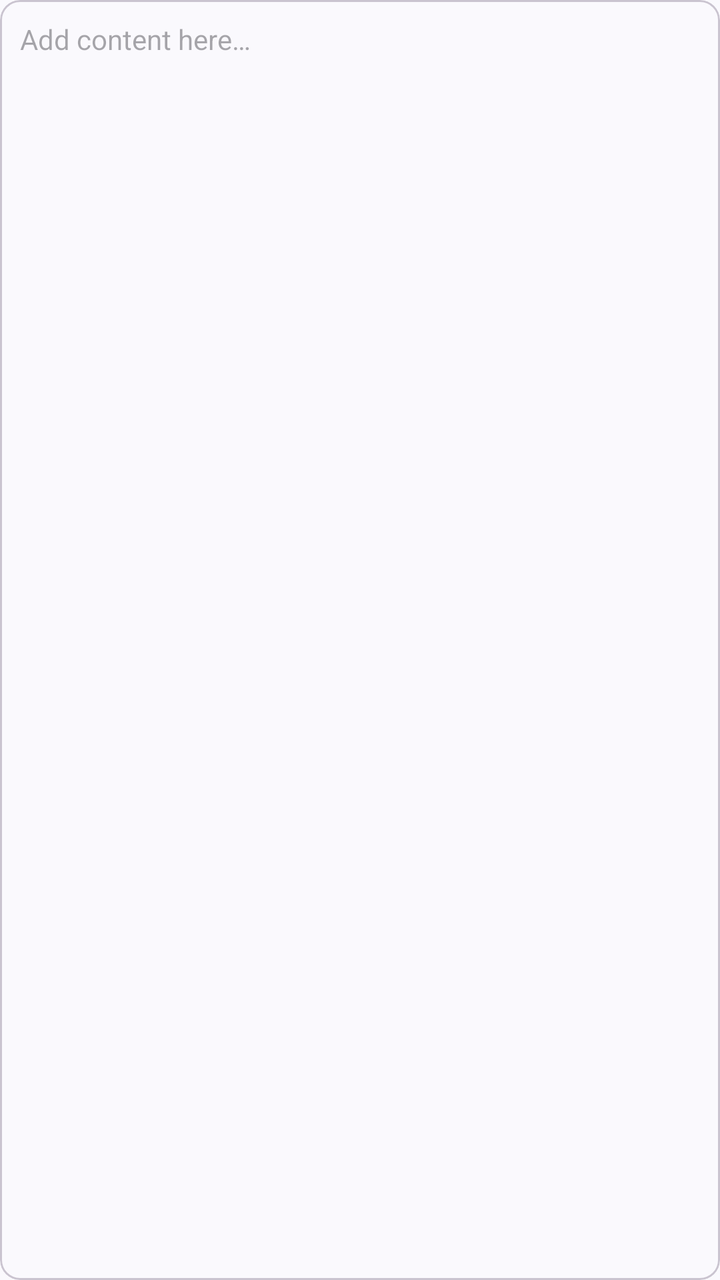
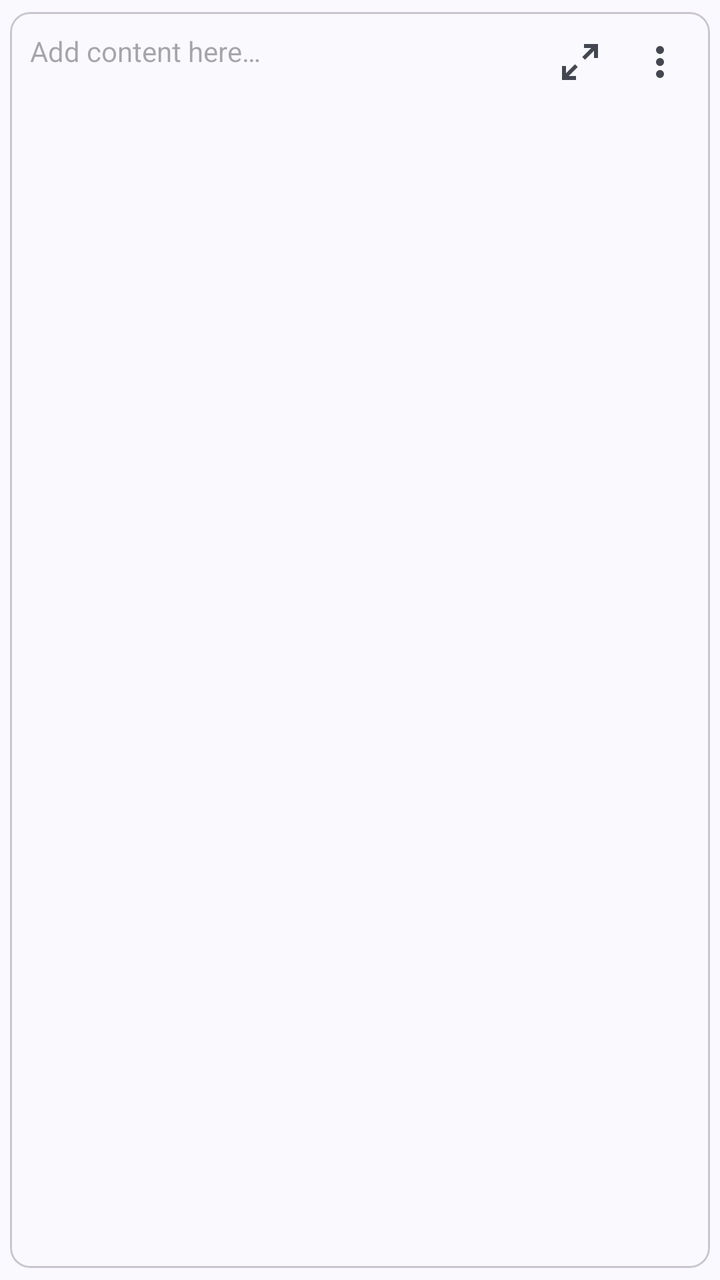

Two renders of the same Android screen: before a commit and after it. Below are the layout's source before the change and the commit's diff.
<!-- AndroidManifest.xml: application theme AppTheme -->
<!-- res/layout/recycle_view_main.xml -->
<com.google.android.material.card.MaterialCardView
    android:id="@+id/rv_card"
    android:layout_width="match_parent"
    android:layout_height="wrap_content"
    xmlns:app="http://schemas.android.com/apk/res-auto"
    xmlns:android="http://schemas.android.com/apk/res/android"
    android:longClickable="true"
    app:cardCornerRadius="10dp"
    android:layout_margin="5dp"
    android:padding="5dp" >

        <androidx.appcompat.widget.LinearLayoutCompat
            android:layout_width="match_parent"
            android:layout_height="wrap_content"
            android:orientation="vertical" >

                <FrameLayout
                    android:layout_width="match_parent"
                    android:layout_height="wrap_content" >

                        <com.google.android.material.textview.MaterialTextView
                            android:id="@+id/contents"
                            android:layout_width="match_parent"
                            android:layout_height="wrap_content"
                            android:hint="@string/content_hint"
                            android:layout_marginEnd="50dp"
                            android:focusable="false"
                            android:padding="10dp" />

                        <androidx.appcompat.widget.AppCompatImageButton
                            android:id="@+id/expand"
                            android:layout_width="50dp"
                            android:layout_height="50dp"
                            android:layout_gravity="end|top"
                            android:background="@null" />
                </FrameLayout>

                <include layout="@layout/progress_bar" />

                <androidx.appcompat.widget.LinearLayoutCompat
                    android:layout_width="match_parent"
                    android:layout_height="wrap_content"
                    android:layout_marginTop="-15dp"
                    android:orientation="horizontal"
                    android:padding="5dp" >

                        <androidx.appcompat.widget.AppCompatImageButton
                            android:id="@+id/lock"
                            android:layout_width="wrap_content"
                            android:layout_height="wrap_content"
                            android:layout_gravity="center"
                            android:background="@null"
                            android:visibility="gone"
                            android:clickable="false" />

                        <com.google.android.material.textview.MaterialTextView
                            android:id="@+id/date"
                            android:layout_width="match_parent"
                            android:layout_height="wrap_content"
                            android:singleLine="true"
                            android:focusable="false"
                            android:textStyle="bold"
                            android:textSize="12sp"
                            android:gravity="end" />
                </androidx.appcompat.widget.LinearLayoutCompat>

                <include layout="@layout/layout_note_actions" />
        </androidx.appcompat.widget.LinearLayoutCompat>
</com.google.android.material.card.MaterialCardView>
<!-- res/layout/progress_bar.xml (included above) -->
<androidx.core.widget.ContentLoadingProgressBar
    android:id="@+id/progress"
    android:layout_height="20dp"
    android:layout_width="match_parent"
    style="?android:attr/progressBarStyleHorizontal"
    xmlns:android="http://schemas.android.com/apk/res/android"
    android:layout_gravity="center"
    android:indeterminate="true"
    android:paddingStart="15dp"
    android:paddingEnd="15dp"
    android:visibility="gone" />
<!-- res/layout/layout_note_actions.xml (included above) -->
<androidx.constraintlayout.widget.ConstraintLayout
    android:id="@+id/layout_actions"
    android:layout_width="wrap_content"
    android:layout_height="wrap_content"
    xmlns:android="http://schemas.android.com/apk/res/android"
    xmlns:app="http://schemas.android.com/apk/res-auto"
    android:layout_gravity="center"
    android:orientation="horizontal"
    android:visibility="gone"
    android:gravity="center" >

    <androidx.appcompat.widget.AppCompatImageButton
        android:id="@+id/duplicate"
        android:layout_width="wrap_content"
        android:layout_height="wrap_content"
        app:srcCompat="@drawable/ic_duplicate"
        app:layout_constraintTop_toTopOf="parent"
        app:layout_constraintStart_toStartOf="parent"
        android:layout_marginEnd="5dp"
        android:scaleType="fitCenter"
        android:background="@null"
        android:gravity="center" />

    <androidx.appcompat.widget.AppCompatImageButton
        android:id="@+id/share"
        android:layout_width="wrap_content"
        android:layout_height="wrap_content"
        app:layout_constraintStart_toEndOf="@id/duplicate"
        app:layout_constraintEnd_toStartOf="@id/qr_code"
        app:layout_constraintTop_toTopOf="@id/duplicate"
        app:srcCompat="@drawable/ic_share"
        android:layout_marginStart="5dp"
        android:layout_marginEnd="5dp"
        android:scaleType="fitCenter"
        android:background="@null"
        android:gravity="center" />

    <androidx.appcompat.widget.AppCompatImageButton
        android:id="@+id/qr_code"
        android:layout_width="wrap_content"
        android:layout_height="wrap_content"
        app:layout_constraintStart_toEndOf="@id/share"
        app:layout_constraintEnd_toStartOf="@id/download"
        app:layout_constraintTop_toTopOf="@id/duplicate"
        app:srcCompat="@drawable/ic_qr_code"
        android:layout_marginStart="5dp"
        android:layout_marginEnd="5dp"
        android:scaleType="fitCenter"
        android:background="@null"
        android:gravity="center" />

    <androidx.appcompat.widget.AppCompatImageButton
        android:id="@+id/download"
        android:layout_width="wrap_content"
        android:layout_height="wrap_content"
        app:srcCompat="@drawable/ic_download"
        app:layout_constraintStart_toEndOf="@id/qr_code"
        app:layout_constraintEnd_toStartOf="@id/hidden"
        app:layout_constraintTop_toTopOf="@id/duplicate"
        android:layout_marginStart="5dp"
        android:layout_marginEnd="5dp"
        android:scaleType="fitCenter"
        android:background="@null"
        android:gravity="center" />

    <com.google.android.material.switchmaterial.SwitchMaterial
        android:id="@+id/hidden"
        android:layout_width="wrap_content"
        android:layout_height="30sp"
        app:layout_constraintStart_toEndOf="@id/download"
        app:layout_constraintEnd_toStartOf="@id/reminder"
        app:layout_constraintTop_toTopOf="@id/duplicate"
        android:layout_marginStart="5dp"
        android:layout_marginEnd="5dp" />

    <androidx.appcompat.widget.AppCompatImageButton
        android:id="@+id/reminder"
        android:layout_width="wrap_content"
        android:layout_height="wrap_content"
        app:srcCompat="@drawable/ic_notification"
        app:layout_constraintStart_toEndOf="@id/hidden"
        app:layout_constraintEnd_toStartOf="@id/delete"
        app:layout_constraintTop_toTopOf="@id/duplicate"
        android:layout_marginStart="5dp"
        android:layout_marginEnd="5dp"
        android:scaleType="fitCenter"
        android:background="@null"
        android:gravity="center" />

    <androidx.appcompat.widget.AppCompatImageButton
        android:id="@+id/delete"
        android:layout_width="wrap_content"
        android:layout_height="wrap_content"
        app:layout_constraintTop_toTopOf="@id/duplicate"
        app:layout_constraintEnd_toEndOf="parent"
        app:srcCompat="@drawable/ic_delete"
        android:layout_marginStart="5dp"
        android:scaleType="fitCenter"
        android:background="@null"
        android:gravity="center" />
</androidx.constraintlayout.widget.ConstraintLayout>
<!-- resources referenced by this layout -->
<resources>
  <!-- drawable ic_delete (drawable) -->
  <vector xmlns:android="http://schemas.android.com/apk/res/android"
      android:height="24dp" android:width="24dp" android:viewportWidth="24" android:viewportHeight="24">
      <path android:fillColor="?attr/colorControlNormal" android:pathData="M6,19c0,1.1 0.9,2 2,2h8c1.1,0 2,-0.9 2,-2L18,7L6,7v12zM8.46,11.88l1.41,-1.41L12,12.59l2.12,-2.12 1.41,1.41L13.41,14l2.12,2.12 -1.41,1.41L12,15.41l-2.12,2.12 -1.41,-1.41L10.59,14l-2.13,-2.12zM15.5,4l-1,-1h-5l-1,1L5,4v2h14L19,4z"/>
  </vector>
  <!-- drawable ic_download (drawable) -->
  <vector xmlns:android="http://schemas.android.com/apk/res/android"
      android:height="24dp" android:width="24dp" android:viewportWidth="24" android:viewportHeight="24">
      <path android:fillColor="?attr/colorControlNormal" android:pathData="M5,20h14v-2H5V20zM19,9h-4V3H9v6H5l7,7L19,9z"/>
  </vector>
  <!-- drawable ic_duplicate (drawable) -->
  <vector xmlns:android="http://schemas.android.com/apk/res/android"
      android:height="24dp" android:width="24dp" android:viewportWidth="24" android:viewportHeight="24">
      <path android:fillColor="?attr/colorControlNormal" android:pathData="M16,1L4,1c-1.1,0 -2,0.9 -2,2v14h2L4,3h12L16,1zM19,5L8,5c-1.1,0 -2,0.9 -2,2v14c0,1.1 0.9,2 2,2h11c1.1,0 2,-0.9 2,-2L21,7c0,-1.1 -0.9,-2 -2,-2zM19,21L8,21L8,7h11v14z"/>
  </vector>
  <!-- drawable ic_notification (drawable) -->
  <vector xmlns:android="http://schemas.android.com/apk/res/android"
      android:height="24dp" android:width="24dp" android:viewportWidth="24" android:viewportHeight="24">
      <path android:fillColor="?attr/colorControlNormal" android:pathData="M12,22c1.1,0 2,-0.9 2,-2h-4c0,1.1 0.9,2 2,2zM18,16v-5c0,-3.07 -1.63,-5.64 -4.5,-6.32L13.5,4c0,-0.83 -0.67,-1.5 -1.5,-1.5s-1.5,0.67 -1.5,1.5v0.68C7.64,5.36 6,7.92 6,11v5l-2,2v1h16v-1l-2,-2zM16,17L8,17v-6c0,-2.48 1.51,-4.5 4,-4.5s4,2.02 4,4.5v6z"/>
  </vector>
  <!-- drawable ic_qr_code (drawable) -->
  <vector android:height="24dp"
      android:viewportHeight="24" android:viewportWidth="24"
      android:width="24dp" xmlns:android="http://schemas.android.com/apk/res/android">
      <path android:fillColor="?attr/colorControlNormal" android:pathData="M3,11h8V3H3V11zM5,5h4v4H5V5z"/>
      <path android:fillColor="?attr/colorControlNormal" android:pathData="M3,21h8v-8H3V21zM5,15h4v4H5V15z"/>
      <path android:fillColor="?attr/colorControlNormal" android:pathData="M13,3v8h8V3H13zM19,9h-4V5h4V9z"/>
      <path android:fillColor="?attr/colorControlNormal" android:pathData="M19,19h2v2h-2z"/>
      <path android:fillColor="?attr/colorControlNormal" android:pathData="M13,13h2v2h-2z"/>
      <path android:fillColor="?attr/colorControlNormal" android:pathData="M15,15h2v2h-2z"/>
      <path android:fillColor="?attr/colorControlNormal" android:pathData="M13,17h2v2h-2z"/>
      <path android:fillColor="?attr/colorControlNormal" android:pathData="M15,19h2v2h-2z"/>
      <path android:fillColor="?attr/colorControlNormal" android:pathData="M17,17h2v2h-2z"/>
      <path android:fillColor="?attr/colorControlNormal" android:pathData="M17,13h2v2h-2z"/>
      <path android:fillColor="?attr/colorControlNormal" android:pathData="M19,15h2v2h-2z"/>
  </vector>
  <!-- drawable ic_share (drawable) -->
  <vector android:height="30dp" android:tint="?attr/colorControlNormal"
      android:viewportHeight="24" android:viewportWidth="24"
      android:width="30dp" xmlns:android="http://schemas.android.com/apk/res/android">
      <path android:fillColor="@android:color/white" android:pathData="M18,16.08c-0.76,0 -1.44,0.3 -1.96,0.77L8.91,12.7c0.05,-0.23 0.09,-0.46 0.09,-0.7s-0.04,-0.47 -0.09,-0.7l7.05,-4.11c0.54,0.5 1.25,0.81 2.04,0.81 1.66,0 3,-1.34 3,-3s-1.34,-3 -3,-3 -3,1.34 -3,3c0,0.24 0.04,0.47 0.09,0.7L8.04,9.81C7.5,9.31 6.79,9 6,9c-1.66,0 -3,1.34 -3,3s1.34,3 3,3c0.79,0 1.5,-0.31 2.04,-0.81l7.12,4.16c-0.05,0.21 -0.08,0.43 -0.08,0.65 0,1.61 1.31,2.92 2.92,2.92 1.61,0 2.92,-1.31 2.92,-2.92s-1.31,-2.92 -2.92,-2.92z"/>
  </vector>
  <string name="content_hint">Add content here…</string>
  <!-- unchanged entries left out for length: 1 -->
</resources>

<!-- the commit's change to res/layout/recycle_view_main.xml (unified diff, before → after) -->
@@ -4,68 +4,85 @@
     android:layout_height="wrap_content"
     xmlns:app="http://schemas.android.com/apk/res-auto"
     xmlns:android="http://schemas.android.com/apk/res/android"
-    android:longClickable="true"
-    app:cardCornerRadius="10dp"
-    android:layout_margin="5dp"
-    android:padding="5dp" >
+    android:layout_marginHorizontal="5dp"
+    app:cardUseCompatPadding="true"
+    android:longClickable="false"
+    app:cardCornerRadius="10dp" >
 
-        <androidx.appcompat.widget.LinearLayoutCompat
+        <androidx.constraintlayout.widget.ConstraintLayout
             android:layout_width="match_parent"
             android:layout_height="wrap_content"
-            android:orientation="vertical" >
+            android:paddingHorizontal="5dp"
+            android:paddingVertical="5dp" >
+
+                <androidx.appcompat.widget.AppCompatImageButton
+                    android:id="@+id/menu"
+                    android:layout_width="40dp"
+                    android:layout_height="40dp"
+                    android:background="?attr/selectableItemBackgroundBorderless"
+                    app:layout_constraintTop_toTopOf="parent"
+                    app:layout_constraintEnd_toEndOf="parent"
+                    android:src="@drawable/ic_dots" />
+
+                <androidx.appcompat.widget.AppCompatImageButton
+                    android:id="@+id/expand"
+                    android:layout_width="40dp"
+                    android:layout_height="40dp"
+                    android:background="?attr/selectableItemBackgroundBorderless"
+                    app:layout_constraintEnd_toStartOf="@id/menu"
+                    app:layout_constraintTop_toTopOf="parent"
+                    android:src="@drawable/ic_expand" />
+
+                <com.google.android.material.textview.MaterialTextView
+                    android:id="@+id/contents"
+                    android:layout_width="0dp"
+                    android:layout_height="wrap_content"
+                    android:hint="@string/content_hint"
+                    app:layout_constraintTop_toTopOf="parent"
+                    app:layout_constraintStart_toStartOf="parent"
+                    app:layout_constraintEnd_toStartOf="@id/expand"
+                    android:focusable="false"
+                    android:padding="5dp" />
 
                 <FrameLayout
-                    android:layout_width="match_parent"
-                    android:layout_height="wrap_content" >
+                    android:id="@+id/progress_container"
+                    android:layout_width="0dp"
+                    android:layout_height="wrap_content"
+                    app:layout_constraintTop_toBottomOf="@id/contents"
+                    app:layout_constraintStart_toStartOf="parent"
+                    app:layout_constraintEnd_toEndOf="parent" >
 
-                        <com.google.android.material.textview.MaterialTextView
-                            android:id="@+id/contents"
-                            android:layout_width="match_parent"
-                            android:layout_height="wrap_content"
-                            android:hint="@string/content_hint"
-                            android:layout_marginEnd="50dp"
-                            android:focusable="false"
-                            android:padding="10dp" />
-
-                        <androidx.appcompat.widget.AppCompatImageButton
-                            android:id="@+id/expand"
-                            android:layout_width="50dp"
-                            android:layout_height="50dp"
-                            android:layout_gravity="end|top"
-                            android:background="@null" />
+                        <include layout="@layout/progress_bar" />
                 </FrameLayout>
 
-                <include layout="@layout/progress_bar" />
+                <androidx.appcompat.widget.AppCompatImageButton
+                    android:id="@+id/lock"
+                    android:layout_width="24dp"
+                    android:layout_height="24dp"
+                    android:layout_marginTop="5dp"
+                    app:layout_constraintTop_toBottomOf="@id/progress_container"
+                    app:layout_constraintBottom_toBottomOf="parent"
+                    app:layout_constraintStart_toStartOf="parent"
+                    android:background="@null"
+                    android:clickable="false"
+                    android:focusable="false"
+                    android:visibility="gone" />
 
-                <androidx.appcompat.widget.LinearLayoutCompat
-                    android:layout_width="match_parent"
+                <com.google.android.material.textview.MaterialTextView
+                    android:id="@+id/date"
+                    android:layout_width="0dp"
                     android:layout_height="wrap_content"
-                    android:layout_marginTop="-15dp"
-                    android:orientation="horizontal"
-                    android:padding="5dp" >
-
-                        <androidx.appcompat.widget.AppCompatImageButton
-                            android:id="@+id/lock"
-                            android:layout_width="wrap_content"
-                            android:layout_height="wrap_content"
-                            android:layout_gravity="center"
-                            android:background="@null"
-                            android:visibility="gone"
-                            android:clickable="false" />
-
-                        <com.google.android.material.textview.MaterialTextView
-                            android:id="@+id/date"
-                            android:layout_width="match_parent"
-                            android:layout_height="wrap_content"
-                            android:singleLine="true"
-                            android:focusable="false"
-                            android:textStyle="bold"
-                            android:textSize="12sp"
-                            android:gravity="end" />
-                </androidx.appcompat.widget.LinearLayoutCompat>
-
-                <include layout="@layout/layout_note_actions" />
-        </androidx.appcompat.widget.LinearLayoutCompat>
+                    app:layout_constraintTop_toBottomOf="@id/progress_container"
+                    app:layout_constraintBottom_toBottomOf="parent"
+                    app:layout_constraintStart_toEndOf="@id/lock"
+                    app:layout_constraintEnd_toEndOf="parent"
+                    android:layout_marginTop="5dp"
+                    android:singleLine="true"
+                    android:focusable="false"
+                    android:textStyle="bold"
+                    android:textSize="12sp"
+                    android:gravity="end"/>
+        </androidx.constraintlayout.widget.ConstraintLayout>
 </com.google.android.material.card.MaterialCardView>
 <!-- res/layout/progress_bar.xml (included above) -->
 <androidx.core.widget.ContentLoadingProgressBar
@@ -79,105 +96,3 @@
     android:paddingStart="15dp"
     android:paddingEnd="15dp"
     android:visibility="gone" />
-<!-- res/layout/layout_note_actions.xml (included above) -->
-<androidx.constraintlayout.widget.ConstraintLayout
-    android:id="@+id/layout_actions"
-    android:layout_width="wrap_content"
-    android:layout_height="wrap_content"
-    xmlns:android="http://schemas.android.com/apk/res/android"
-    xmlns:app="http://schemas.android.com/apk/res-auto"
-    android:layout_gravity="center"
-    android:orientation="horizontal"
-    android:visibility="gone"
-    android:gravity="center" >
-
-    <androidx.appcompat.widget.AppCompatImageButton
-        android:id="@+id/duplicate"
-        android:layout_width="wrap_content"
-        android:layout_height="wrap_content"
-        app:srcCompat="@drawable/ic_duplicate"
-        app:layout_constraintTop_toTopOf="parent"
-        app:layout_constraintStart_toStartOf="parent"
-        android:layout_marginEnd="5dp"
-        android:scaleType="fitCenter"
-        android:background="@null"
-        android:gravity="center" />
-
-    <androidx.appcompat.widget.AppCompatImageButton
-        android:id="@+id/share"
-        android:layout_width="wrap_content"
-        android:layout_height="wrap_content"
-        app:layout_constraintStart_toEndOf="@id/duplicate"
-        app:layout_constraintEnd_toStartOf="@id/qr_code"
-        app:layout_constraintTop_toTopOf="@id/duplicate"
-        app:srcCompat="@drawable/ic_share"
-        android:layout_marginStart="5dp"
-        android:layout_marginEnd="5dp"
-        android:scaleType="fitCenter"
-        android:background="@null"
-        android:gravity="center" />
-
-    <androidx.appcompat.widget.AppCompatImageButton
-        android:id="@+id/qr_code"
-        android:layout_width="wrap_content"
-        android:layout_height="wrap_content"
-        app:layout_constraintStart_toEndOf="@id/share"
-        app:layout_constraintEnd_toStartOf="@id/download"
-        app:layout_constraintTop_toTopOf="@id/duplicate"
-        app:srcCompat="@drawable/ic_qr_code"
-        android:layout_marginStart="5dp"
-        android:layout_marginEnd="5dp"
-        android:scaleType="fitCenter"
-        android:background="@null"
-        android:gravity="center" />
-
-    <androidx.appcompat.widget.AppCompatImageButton
-        android:id="@+id/download"
-        android:layout_width="wrap_content"
-        android:layout_height="wrap_content"
-        app:srcCompat="@drawable/ic_download"
-        app:layout_constraintStart_toEndOf="@id/qr_code"
-        app:layout_constraintEnd_toStartOf="@id/hidden"
-        app:layout_constraintTop_toTopOf="@id/duplicate"
-        android:layout_marginStart="5dp"
-        android:layout_marginEnd="5dp"
-        android:scaleType="fitCenter"
-        android:background="@null"
-        android:gravity="center" />
-
-    <com.google.android.material.switchmaterial.SwitchMaterial
-        android:id="@+id/hidden"
-        android:layout_width="wrap_content"
-        android:layout_height="30sp"
-        app:layout_constraintStart_toEndOf="@id/download"
-        app:layout_constraintEnd_toStartOf="@id/reminder"
-        app:layout_constraintTop_toTopOf="@id/duplicate"
-        android:layout_marginStart="5dp"
-        android:layout_marginEnd="5dp" />
-
-    <androidx.appcompat.widget.AppCompatImageButton
-        android:id="@+id/reminder"
-        android:layout_width="wrap_content"
-        android:layout_height="wrap_content"
-        app:srcCompat="@drawable/ic_notification"
-        app:layout_constraintStart_toEndOf="@id/hidden"
-        app:layout_constraintEnd_toStartOf="@id/delete"
-        app:layout_constraintTop_toTopOf="@id/duplicate"
-        android:layout_marginStart="5dp"
-        android:layout_marginEnd="5dp"
-        android:scaleType="fitCenter"
-        android:background="@null"
-        android:gravity="center" />
-
-    <androidx.appcompat.widget.AppCompatImageButton
-        android:id="@+id/delete"
-        android:layout_width="wrap_content"
-        android:layout_height="wrap_content"
-        app:layout_constraintTop_toTopOf="@id/duplicate"
-        app:layout_constraintEnd_toEndOf="parent"
-        app:srcCompat="@drawable/ic_delete"
-        android:layout_marginStart="5dp"
-        android:scaleType="fitCenter"
-        android:background="@null"
-        android:gravity="center" />
-</androidx.constraintlayout.widget.ConstraintLayout>
<!-- resource entries referenced after the edit -->
@@ -1,46 +1,14 @@
 <!-- resources referenced by this layout -->
 <resources>
-  <!-- drawable ic_delete (drawable) -->
+  <!-- drawable ic_dots (drawable) -->
   <vector xmlns:android="http://schemas.android.com/apk/res/android"
       android:height="24dp" android:width="24dp" android:viewportWidth="24" android:viewportHeight="24">
-      <path android:fillColor="?attr/colorControlNormal" android:pathData="M6,19c0,1.1 0.9,2 2,2h8c1.1,0 2,-0.9 2,-2L18,7L6,7v12zM8.46,11.88l1.41,-1.41L12,12.59l2.12,-2.12 1.41,1.41L13.41,14l2.12,2.12 -1.41,1.41L12,15.41l-2.12,2.12 -1.41,-1.41L10.59,14l-2.13,-2.12zM15.5,4l-1,-1h-5l-1,1L5,4v2h14L19,4z"/>
+      <path android:fillColor="?attr/colorControlNormal" android:pathData="M12,16A2,2 0 0,1 14,18A2,2 0 0,1 12,20A2,2 0 0,1 10,18A2,2 0 0,1 12,16M12,10A2,2 0 0,1 14,12A2,2 0 0,1 12,14A2,2 0 0,1 10,12A2,2 0 0,1 12,10M12,4A2,2 0 0,1 14,6A2,2 0 0,1 12,8A2,2 0 0,1 10,6A2,2 0 0,1 12,4Z" />
   </vector>
-  <!-- drawable ic_download (drawable) -->
+  <!-- drawable ic_expand (drawable) -->
   <vector xmlns:android="http://schemas.android.com/apk/res/android"
       android:height="24dp" android:width="24dp" android:viewportWidth="24" android:viewportHeight="24">
-      <path android:fillColor="?attr/colorControlNormal" android:pathData="M5,20h14v-2H5V20zM19,9h-4V3H9v6H5l7,7L19,9z"/>
-  </vector>
-  <!-- drawable ic_duplicate (drawable) -->
-  <vector xmlns:android="http://schemas.android.com/apk/res/android"
-      android:height="24dp" android:width="24dp" android:viewportWidth="24" android:viewportHeight="24">
-      <path android:fillColor="?attr/colorControlNormal" android:pathData="M16,1L4,1c-1.1,0 -2,0.9 -2,2v14h2L4,3h12L16,1zM19,5L8,5c-1.1,0 -2,0.9 -2,2v14c0,1.1 0.9,2 2,2h11c1.1,0 2,-0.9 2,-2L21,7c0,-1.1 -0.9,-2 -2,-2zM19,21L8,21L8,7h11v14z"/>
-  </vector>
-  <!-- drawable ic_notification (drawable) -->
-  <vector xmlns:android="http://schemas.android.com/apk/res/android"
-      android:height="24dp" android:width="24dp" android:viewportWidth="24" android:viewportHeight="24">
-      <path android:fillColor="?attr/colorControlNormal" android:pathData="M12,22c1.1,0 2,-0.9 2,-2h-4c0,1.1 0.9,2 2,2zM18,16v-5c0,-3.07 -1.63,-5.64 -4.5,-6.32L13.5,4c0,-0.83 -0.67,-1.5 -1.5,-1.5s-1.5,0.67 -1.5,1.5v0.68C7.64,5.36 6,7.92 6,11v5l-2,2v1h16v-1l-2,-2zM16,17L8,17v-6c0,-2.48 1.51,-4.5 4,-4.5s4,2.02 4,4.5v6z"/>
-  </vector>
-  <!-- drawable ic_qr_code (drawable) -->
-  <vector android:height="24dp"
-      android:viewportHeight="24" android:viewportWidth="24"
-      android:width="24dp" xmlns:android="http://schemas.android.com/apk/res/android">
-      <path android:fillColor="?attr/colorControlNormal" android:pathData="M3,11h8V3H3V11zM5,5h4v4H5V5z"/>
-      <path android:fillColor="?attr/colorControlNormal" android:pathData="M3,21h8v-8H3V21zM5,15h4v4H5V15z"/>
-      <path android:fillColor="?attr/colorControlNormal" android:pathData="M13,3v8h8V3H13zM19,9h-4V5h4V9z"/>
-      <path android:fillColor="?attr/colorControlNormal" android:pathData="M19,19h2v2h-2z"/>
-      <path android:fillColor="?attr/colorControlNormal" android:pathData="M13,13h2v2h-2z"/>
-      <path android:fillColor="?attr/colorControlNormal" android:pathData="M15,15h2v2h-2z"/>
-      <path android:fillColor="?attr/colorControlNormal" android:pathData="M13,17h2v2h-2z"/>
-      <path android:fillColor="?attr/colorControlNormal" android:pathData="M15,19h2v2h-2z"/>
-      <path android:fillColor="?attr/colorControlNormal" android:pathData="M17,17h2v2h-2z"/>
-      <path android:fillColor="?attr/colorControlNormal" android:pathData="M17,13h2v2h-2z"/>
-      <path android:fillColor="?attr/colorControlNormal" android:pathData="M19,15h2v2h-2z"/>
-  </vector>
-  <!-- drawable ic_share (drawable) -->
-  <vector android:height="30dp" android:tint="?attr/colorControlNormal"
-      android:viewportHeight="24" android:viewportWidth="24"
-      android:width="30dp" xmlns:android="http://schemas.android.com/apk/res/android">
-      <path android:fillColor="@android:color/white" android:pathData="M18,16.08c-0.76,0 -1.44,0.3 -1.96,0.77L8.91,12.7c0.05,-0.23 0.09,-0.46 0.09,-0.7s-0.04,-0.47 -0.09,-0.7l7.05,-4.11c0.54,0.5 1.25,0.81 2.04,0.81 1.66,0 3,-1.34 3,-3s-1.34,-3 -3,-3 -3,1.34 -3,3c0,0.24 0.04,0.47 0.09,0.7L8.04,9.81C7.5,9.31 6.79,9 6,9c-1.66,0 -3,1.34 -3,3s1.34,3 3,3c0.79,0 1.5,-0.31 2.04,-0.81l7.12,4.16c-0.05,0.21 -0.08,0.43 -0.08,0.65 0,1.61 1.31,2.92 2.92,2.92 1.61,0 2.92,-1.31 2.92,-2.92s-1.31,-2.92 -2.92,-2.92z"/>
+      <path android:fillColor="?attr/colorControlNormal" android:pathData="M10,21V19H6.41L10.91,14.5L9.5,13.09L5,17.59V14H3V21H10M14.5,10.91L19,6.41V10H21V3H14V5H17.59L13.09,9.5L14.5,10.91Z" />
   </vector>
   <string name="content_hint">Add content here…</string>
   <!-- unchanged entries left out for length: 1 -->
